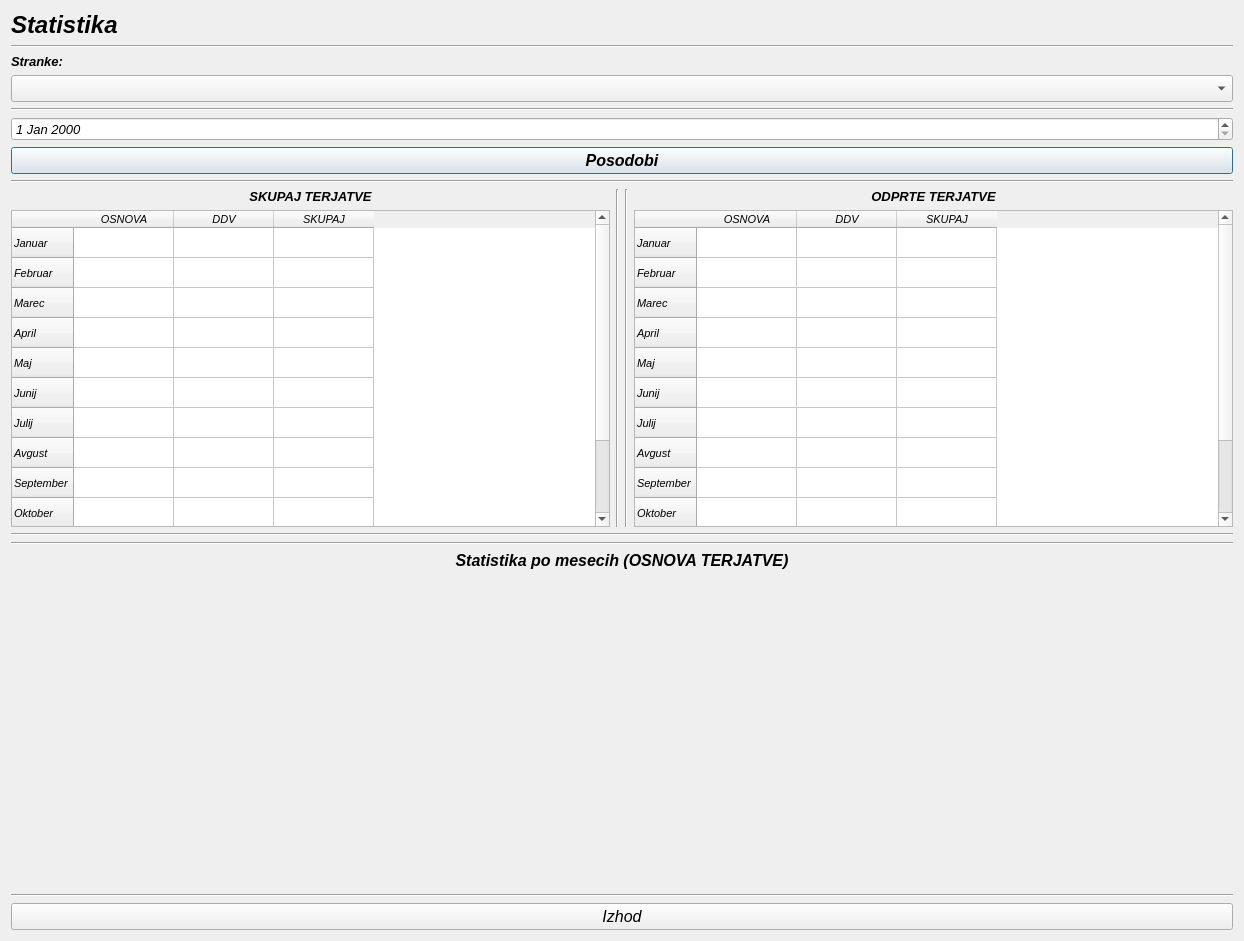
Qt form statistic.ui (MaxMaxy/racun) before a commit.
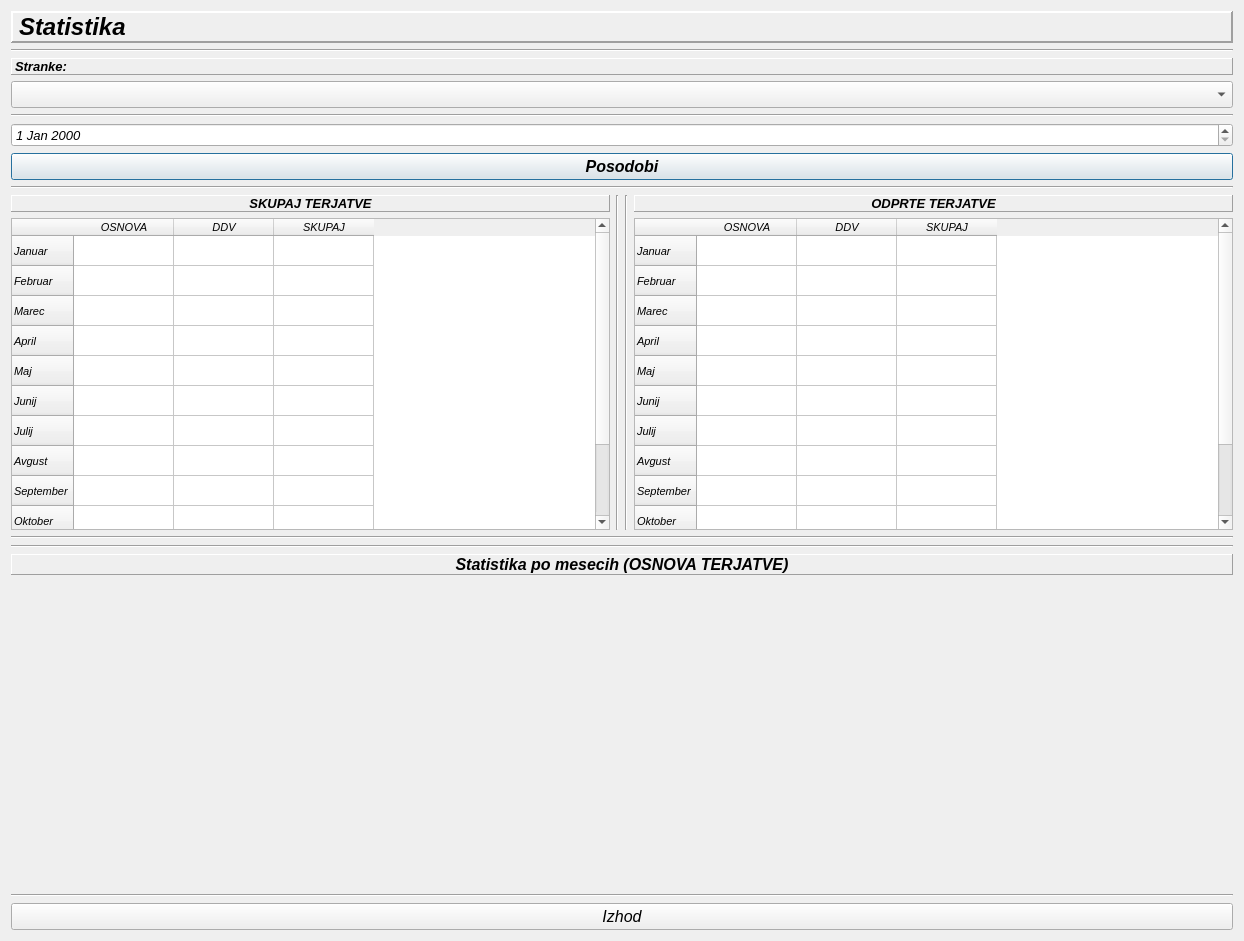
The same form after that commit. Custom widgets are drawn as their Qt base class.

```diff
--- a/statistic.ui
+++ b/statistic.ui
@@ -36,6 +36,15 @@
            <bold>true</bold>
           </font>
          </property>
+         <property name="frameShape">
+          <enum>QFrame::Panel</enum>
+         </property>
+         <property name="frameShadow">
+          <enum>QFrame::Raised</enum>
+         </property>
+         <property name="lineWidth">
+          <number>2</number>
+         </property>
          <property name="text">
           <string>Statistika</string>
          </property>
@@ -70,6 +79,12 @@
              <bold>true</bold>
             </font>
            </property>
+           <property name="frameShape">
+            <enum>QFrame::Panel</enum>
+           </property>
+           <property name="frameShadow">
+            <enum>QFrame::Raised</enum>
+           </property>
            <property name="text">
             <string>Stranke:</string>
            </property>
@@ -158,6 +173,12 @@
              <bold>true</bold>
             </font>
            </property>
+           <property name="frameShape">
+            <enum>QFrame::Panel</enum>
+           </property>
+           <property name="frameShadow">
+            <enum>QFrame::Raised</enum>
+           </property>
            <property name="text">
             <string>SKUPAJ TERJATVE</string>
            </property>
@@ -297,6 +318,12 @@
              <bold>true</bold>
             </font>
            </property>
+           <property name="frameShape">
+            <enum>QFrame::Panel</enum>
+           </property>
+           <property name="frameShadow">
+            <enum>QFrame::Raised</enum>
+           </property>
            <property name="text">
             <string>ODPRTE TERJATVE</string>
            </property>
@@ -426,6 +453,12 @@
            <bold>true</bold>
           </font>
          </property>
+         <property name="frameShape">
+          <enum>QFrame::Panel</enum>
+         </property>
+         <property name="frameShadow">
+          <enum>QFrame::Raised</enum>
+         </property>
          <property name="text">
           <string>Statistika po mesecih (OSNOVA TERJATVE)</string>
          </property>
```
